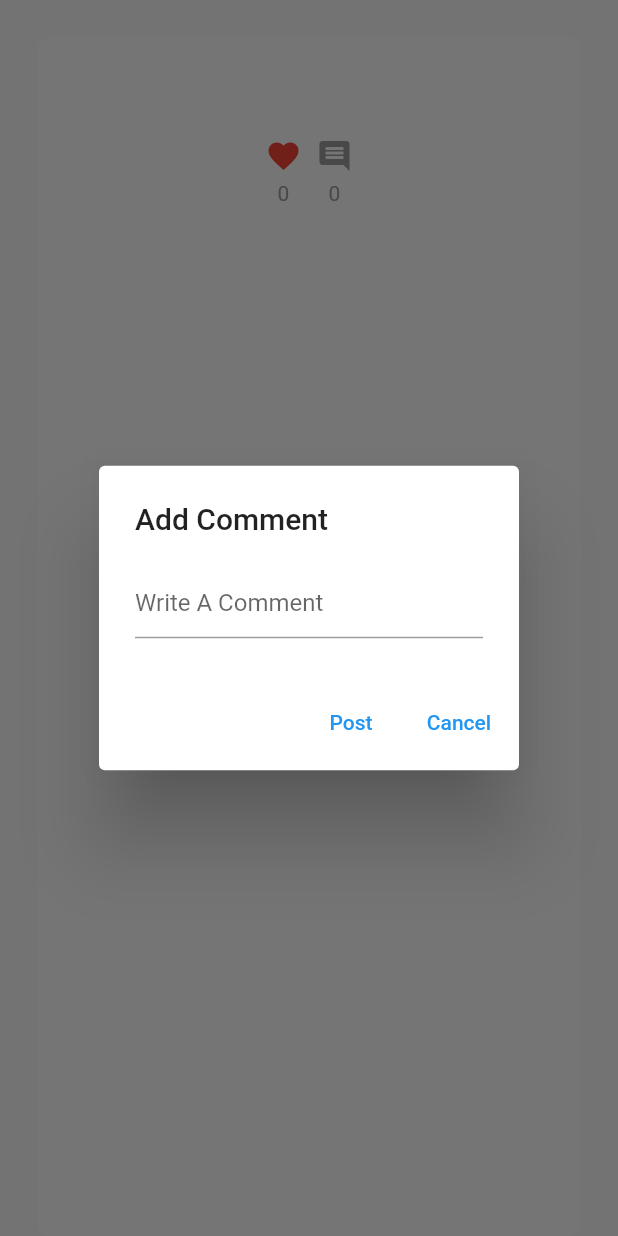
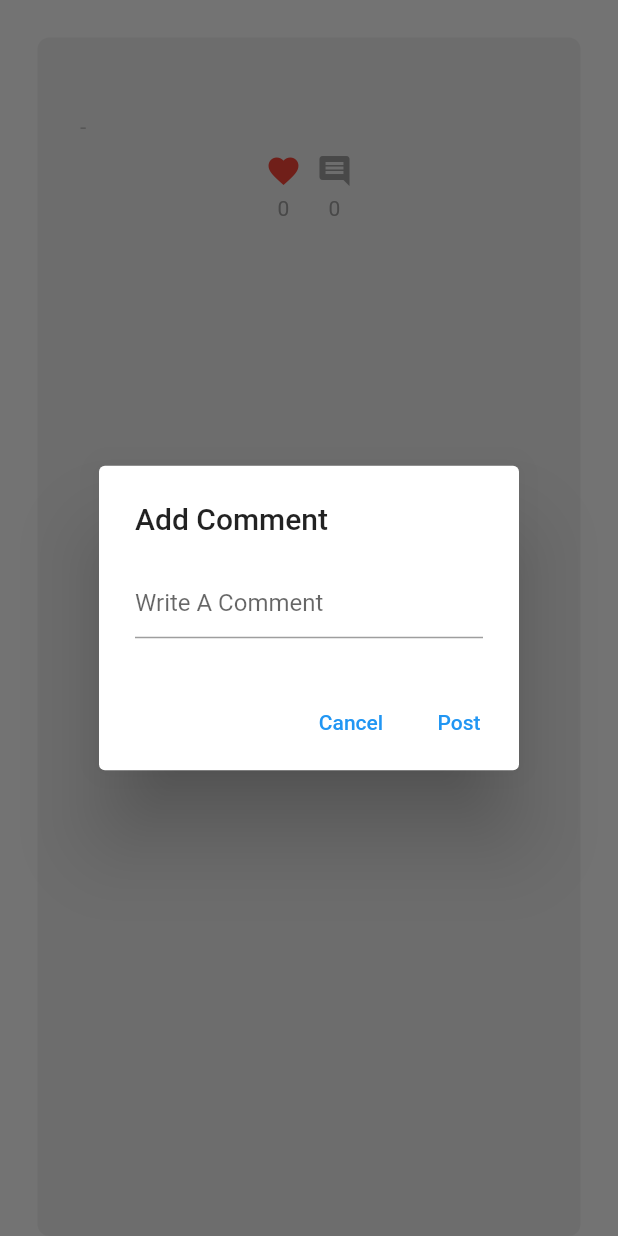
Before and after one commit to TheC0deJunkie/thecodechat, a Flutter app: the ChatPost widget shown alone on an empty page, opened directly with empty values, after a tap on the "favorite outline" icon, after a tap on the "comment" icon, on a phone screen of 412 x 824 dp. Run offline on Flutter 3.47's test engine with Material 2 defaults, Android fonts, the phone set to English and light mode, and no system bars; our stand-ins replace cloud_firestore, firebase_auth, firebase_core; accounts and stored records are empty; generated files the repository leaves out were written again.

```diff
--- a/lib/components/chats_post.dart
+++ b/lib/components/chats_post.dart
@@ -1,22 +1,25 @@
 import 'package:cloud_firestore/cloud_firestore.dart';
 import 'package:firebase_auth/firebase_auth.dart';
 import 'package:flutter/material.dart';
+import 'package:thecodechat/components/comment.dart';
 import 'package:thecodechat/components/comment_button.dart';
 import 'package:thecodechat/components/like_button.dart';
+import 'package:thecodechat/helper/helper_methods.dart';
 
 class ChatPost extends StatefulWidget {
   final String message;
   final String user;
+  final String time;
   final String postId;
   final List<String> likes;
   // final String time;
-  const ChatPost({
-    super.key,
+  const ChatPost(
+      {super.key,
       required this.message,
       required this.user,
       required this.likes,
       required this.postId,
-  });
+      required this.time});
 
   @override
   State<ChatPost> createState() => _ChatPostState();
@@ -84,20 +87,26 @@ class _ChatPostState extends State<ChatPost> {
           ),
         ),
         actions: [
-          //post button
-          TextButton(
-            onPressed: () => addComment(
-              _commentTextController.text,
-            ),
-            child: const Text("Post"),
-          ),
-
           //cancel button
           TextButton(
-            onPressed: () => Navigator.pop(context),
+            onPressed: () {
+              Navigator.pop(context);
+
+              //clear the controller
+              _commentTextController.clear();
+            },
             child: Text(
               "Cancel",
             ),
+          ),
+          //post button
+          TextButton(
+            onPressed: () {
+              addComment(_commentTextController.text);
+              _commentTextController.clear();
+              Navigator.pop(context);
+            },
+            child: const Text("Post"),
           ),
         ],
       ),
@@ -110,7 +119,7 @@ class _ChatPostState extends State<ChatPost> {
       margin: const EdgeInsets.only(top: 25, left: 25, right: 25),
       padding: EdgeInsets.all(25),
       decoration: BoxDecoration(
-        color: Colors.white,
+        color: Colors.grey[200],
         borderRadius: BorderRadius.circular(8),
       ),
       child: Column(
@@ -119,21 +128,41 @@ class _ChatPostState extends State<ChatPost> {
           Column(
             crossAxisAlignment: CrossAxisAlignment.start,
             children: [
+              //message
+              Text(widget.message),
+              const SizedBox(
+                height: 10,
+              ),
+              //user
+              Row(
+                children: [
+                  //user
                   Text(
                     widget.user,
-                style: TextStyle(
-                  color: Colors.grey[500],
+                    style: TextStyle(color: Colors.grey[400]),
                   ),
+
+                  //separator
+                  Text(
+                    " - ",
+                    style: TextStyle(color: Colors.grey[400]),
+                  ),
+
+                  //time
+                  Text(
+                    widget.time,
+                    style: TextStyle(color: Colors.grey[400]),
+                  ),
+                ],
               ),
               const SizedBox(
                 height: 10,
               ),
-              Text(widget.message),
             ],
           ),
 
           const SizedBox(
-            width: 15,
+            width: 20,
           ),
 
           //buttons
@@ -185,6 +214,43 @@ class _ChatPostState extends State<ChatPost> {
               ),
             ],
           ),
+
+          const SizedBox(
+            height: 10,
+          ),
+
+          //comments under the post
+          StreamBuilder<QuerySnapshot>(
+            stream: FirebaseFirestore.instance
+                .collection('User Posts')
+                .doc(widget.postId)
+                .collection('Comments')
+                .orderBy('CommentTime', descending: true)
+                .snapshots(),
+            builder: (context, snapshot) {
+              //show loading circle if there is no data yet
+              if (!snapshot.hasData) {
+                return const Center(
+                  child: CircularProgressIndicator(),
+                );
+              }
+              return ListView(
+                shrinkWrap: true, //for nested lists
+                physics: NeverScrollableScrollPhysics(),
+                children: snapshot.data!.docs.map((doc) {
+                  //get the comment from Firebase
+                  final commentData = doc.data() as Map<String, dynamic>;
+
+                  //return the comment
+                  return Comment(
+                    comment: commentData['CommentText'],
+                    time: formatDate(commentData['CommentTime']),
+                    user: commentData['CommentedBy'],
+                  );
+                }).toList(),
+              );
+            },
+          )
         ],
       ),
     );
```
Also changed, not shown: lib/components/comment.dart (+21 -1 lines), lib/helper/helper_methods.dart (added, +24 -0 lines), lib/pages/home_page.dart (+12 -3 lines). Lines whose indentation alone changed are shown as unchanged.
